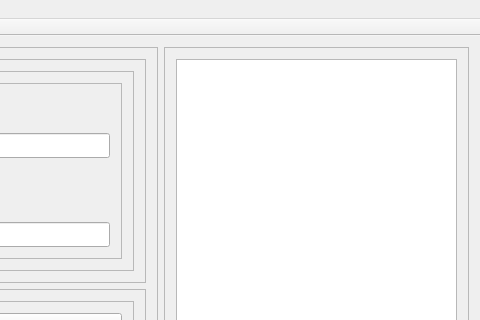
The window that mainwindow.ui (dsell002/vfs_demo) describes before a commit, drawn with Qt 5; both pictures show x 301 to 781 and y 0 to 320 of the 781 by 593 pixel window.
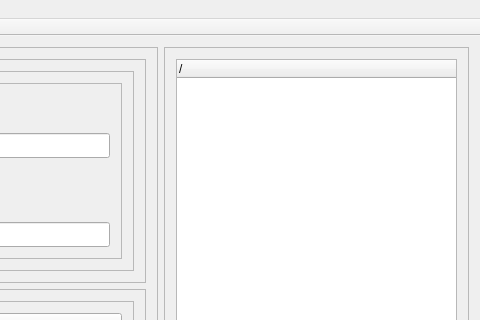
The same window after the commit.

Commit message: added file system view. added file ops to source files.

Patch:
```diff
--- a/mainwindow.ui
+++ b/mainwindow.ui
@@ -289,7 +289,13 @@
       </property>
       <layout class="QHBoxLayout" name="horizontalLayout_6">
        <item>
-        <widget class="QColumnView" name="columnView"/>
+        <widget class="QTreeWidget" name="treeWidget_2">
+         <column>
+          <property name="text">
+           <string>/</string>
+          </property>
+         </column>
+        </widget>
        </item>
       </layout>
      </widget>
```
Left out of the diff: 4 changed lines with no effect on the pictures. The commit also changes 5 other files.
